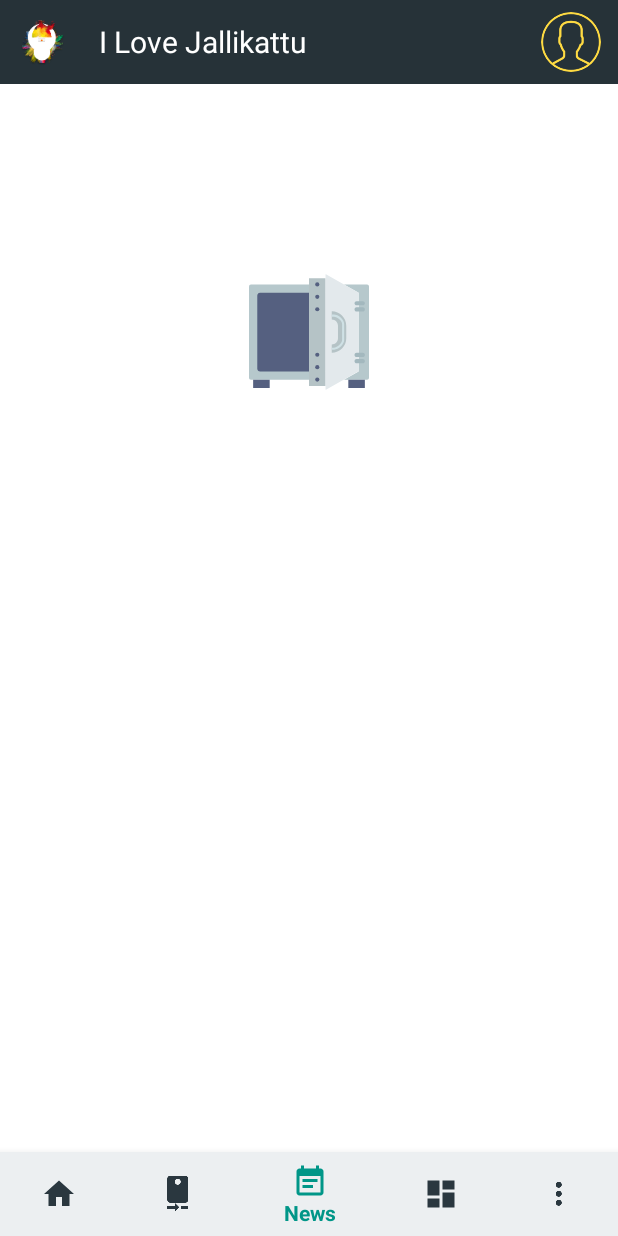
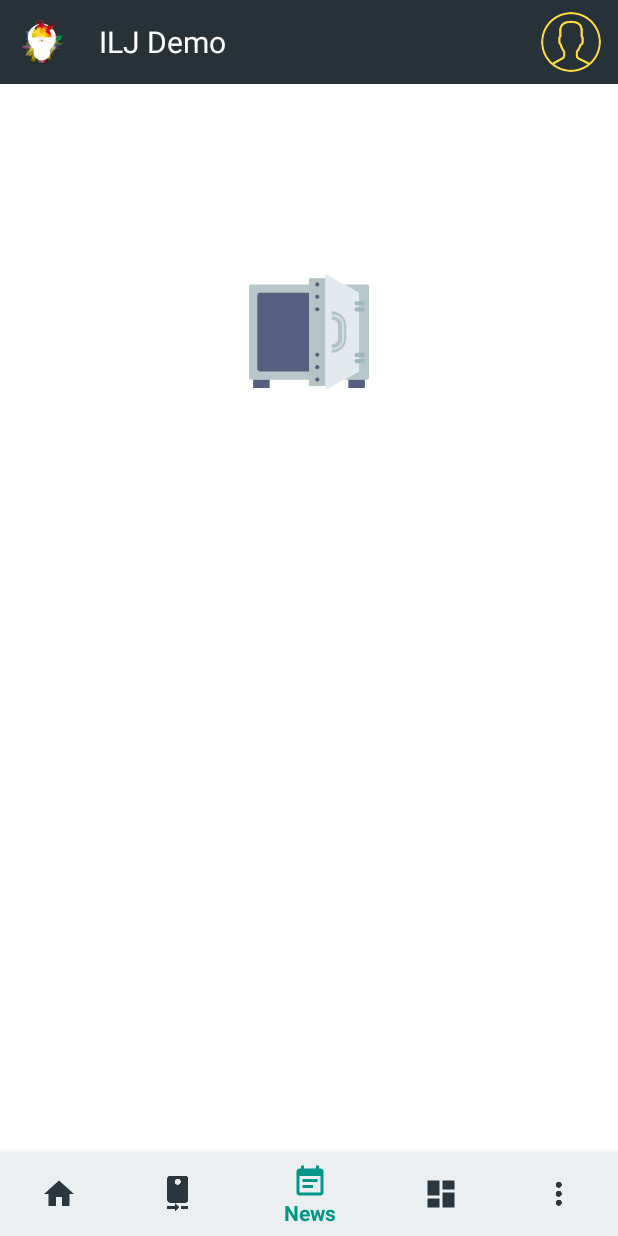
Before and after one commit to KaviPaviTwinsS/VadivasalKalai, an Android app: the screen it shows after launch once a user with an empty profile is signed in (MainActivity), item 3 of the bottom bar chosen, on a phone screen of 412 x 824 dp. Run offline under Robolectric (Android 15) with nearby library versions, the phone set to English and light mode, and no system bars; our stand-ins replace CircleImageView, Firebase (no records; nobody signed in at launch, a user with empty details on screens opened directly), Picasso; libraries missing offline, so code that uses them is left out: com.crashlytics.android, io.fabric.sdk; pictures from the network do not load; 6 statements that could not run were skipped.

Commit message:
Temp changes

```diff
--- a/app/src/main/res/values/strings.xml
+++ b/app/src/main/res/values/strings.xml
@@ -7,7 +7,7 @@
     </plurals>
     <string name="user_profile_photo">http://igcdn-photos-f-a.akamaihd.net/hphotos-ak-xpa1/t51.2885-19/929118_455075441302693_1605108410_a.jpg</string>
     <string name="facebook_app_id"></string>
-    <string name="app_name">I Love Jallikattu</string>
+    <string name="app_name">ILJ Demo</string>
     <string name="title_home">Home</string>
     <string name="title_dashboard">Dashboard</string>
     <string name="title_notifications">Notifications</string>
```
